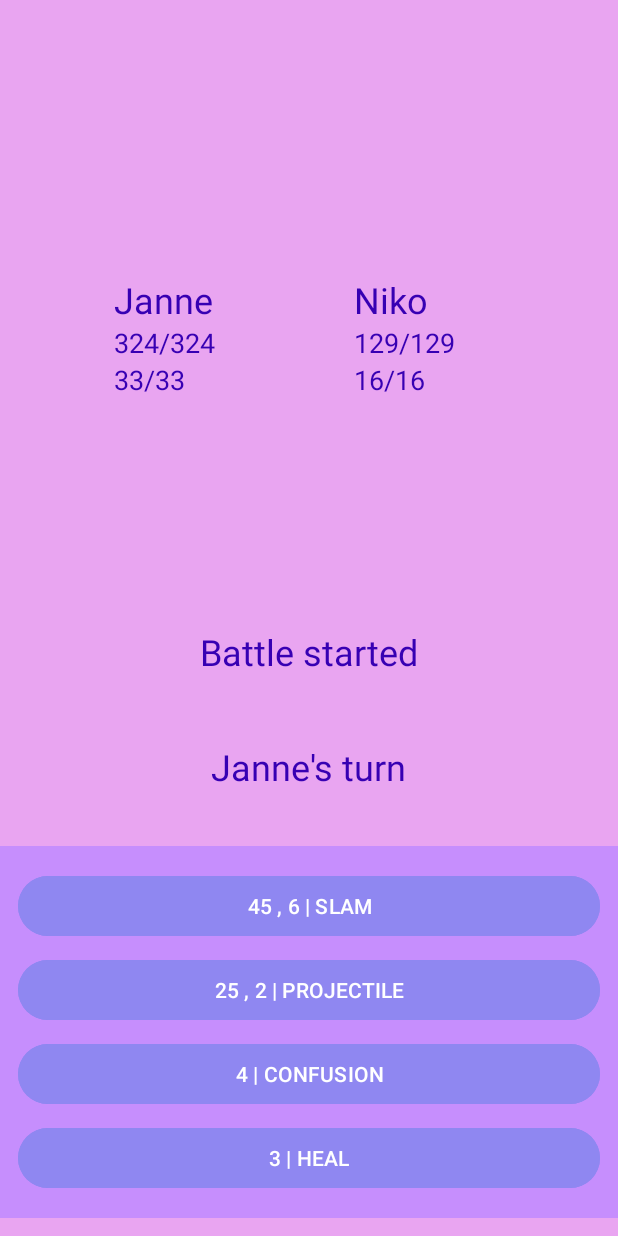
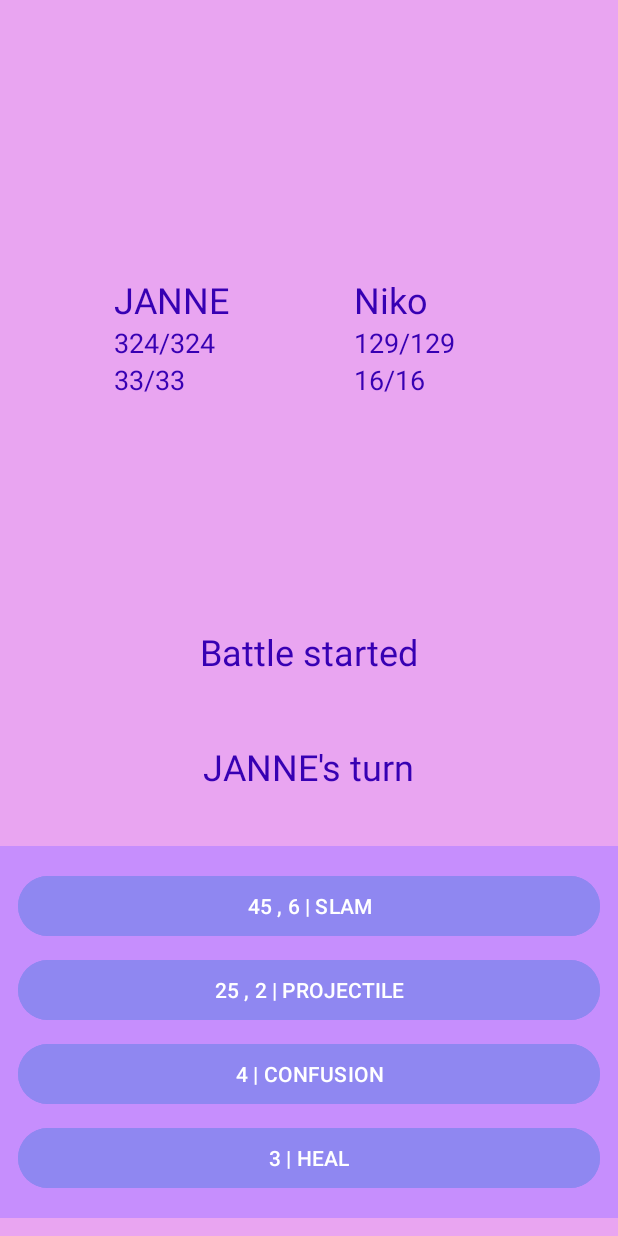
Before and after one commit to NNLisk/lutemonProject, an Android app: the screen it shows after launch (Battle), after a tap on "Test Battle", on a phone screen of 412 x 824 dp. Run offline under Robolectric (Android 15) with nearby library versions, the phone set to English and light mode, and no system bars.

Commit message:
another victory

```diff
--- a/app/src/main/java/com/example/lutemonnikomatei/GUI/Battle.java
+++ b/app/src/main/java/com/example/lutemonnikomatei/GUI/Battle.java
@@ -52,13 +52,7 @@ public class Battle extends AppCompatActivity {
             v.setPadding(systemBars.left, systemBars.top, systemBars.right, systemBars.bottom);
             return insets;
         });
-        //dummy lutemons
-        LutemonManager.createLutemon("Janne", LUTEMONTYPES.Janne);
-        LutemonManager.createLutemon("Niko", LUTEMONTYPES.STUDENT);
 
-        // dummy lutemons
-        lutemonManager.setPlayer1(lutemonManager.getListOfLutemons().get(0));
-        lutemonManager.setPlayer2(lutemonManager.getListOfLutemons().get(1));
 
         BattleListener battleListener = new BattleListener() {
             @Override
--- a/app/src/main/java/com/example/lutemonnikomatei/GUI/HomePage.java
+++ b/app/src/main/java/com/example/lutemonnikomatei/GUI/HomePage.java
@@ -12,6 +12,7 @@ import androidx.core.view.WindowInsetsCompat;
 
 import com.example.lutemonnikomatei.LutemonManager;
 import com.example.lutemonnikomatei.R;
+import com.example.lutemonnikomatei.enums.LUTEMONTYPES;
 
 public class HomePage extends AppCompatActivity {
 
@@ -33,6 +34,15 @@ public class HomePage extends AppCompatActivity {
             return insets;
         });
 
+        lutemonManager.createLutemon("Niko", LUTEMONTYPES.STUDENT);
+        lutemonManager.createLutemon("Matei", LUTEMONTYPES.STUDENT);
+        lutemonManager.createLutemon("Cristian", LUTEMONTYPES.STUDENT);
+
+        lutemonManager.createLutemon("JANNE", LUTEMONTYPES.Janne);
+
+        lutemonManager.setPlayer1(lutemonManager.getListOfLutemons().get(3));
+        lutemonManager.setPlayer2(lutemonManager.getListOfLutemons().get(0));
+
         testBattle = findViewById(R.id.testBattle);
         viewLute = findViewById(R.id.viewLutemon);
         testLutemonCreation = findViewById(R.id.testCreateLutemon);
--- a/app/src/main/java/com/example/lutemonnikomatei/LutemonManager.java
+++ b/app/src/main/java/com/example/lutemonnikomatei/LutemonManager.java
@@ -21,12 +21,6 @@ public class LutemonManager {
     Lutemon player2Lutemon;
     private LutemonManager() {
         this.listOfLutemons = new ArrayList<Lutemon>();
-
-        /*createLutemon("Niko", LUTEMONTYPES.STUDENT);
-        createLutemon("Matei", LUTEMONTYPES.STUDENT);
-        createLutemon("Cristian", LUTEMONTYPES.STUDENT);
-
-        createLutemon("JANNE", LUTEMONTYPES.Janne);*/
     }
     public static LutemonManager getInstance() {
         if (lutemonManager == null) {
@@ -35,7 +29,7 @@ public class LutemonManager {
         return lutemonManager;
     }
 
-    public static void createLutemon(String name, LUTEMONTYPES type) {
+    public void createLutemon(String name, LUTEMONTYPES type) {
         Lutemon lutemon = null;
 
         switch (type) {
@@ -59,7 +53,7 @@ public class LutemonManager {
                 break;
         }
         if (lutemon != null) {
-            HomePage.lutemonManager.listOfLutemons.add(lutemon);
+            LutemonManager.getInstance().getListOfLutemons().add(lutemon);
         }
     }
 
```
